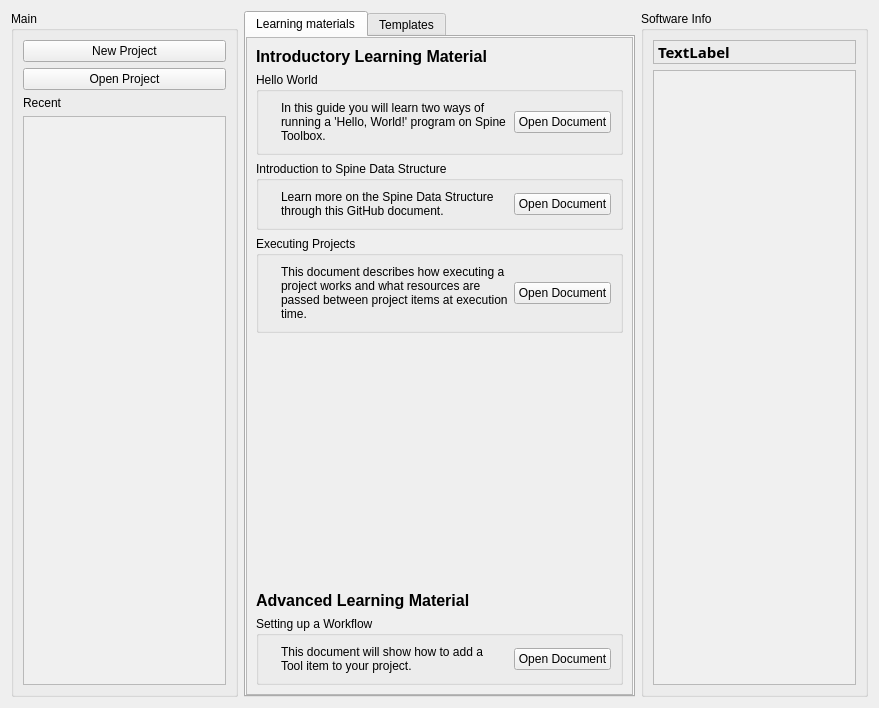
This is spinetoolbox/ui/startup_box.ui in spine-tools/Spine-Toolbox as Qt 5 draws it before an edit. The edited form follows.
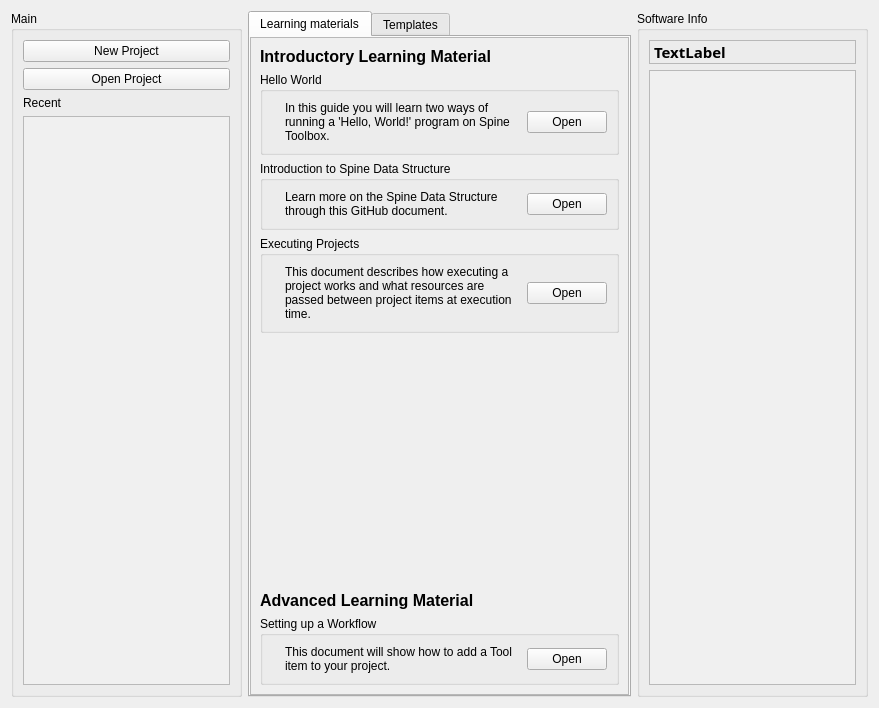
This is the edited form. Icons and pictures are not drawn.

Commit message: shortened buttons text

```diff
--- a/spinetoolbox/ui/startup_box.ui
+++ b/spinetoolbox/ui/startup_box.ui
@@ -95,8 +95,16 @@
           <bool>true</bool>
          </property>
          <widget class="QWidget" name="scrollAreaWidgetContents">
+          <property name="geometry">
+           <rect>
+            <x>0</x>
+            <y>0</y>
+            <width>359</width>
+            <height>659</height>
+           </rect>
+          </property>
           <property name="autoFillBackground">
-           <bool>false</bool>
+           <bool>true</bool>
           </property>
           <layout class="QVBoxLayout" name="verticalLayout_5">
            <property name="leftMargin">
@@ -171,7 +179,7 @@
                 <item>
                  <widget class="QPushButton" name="pushButton">
                   <property name="text">
-                   <string>Open Document</string>
+                   <string>Open</string>
                   </property>
                  </widget>
                 </item>
@@ -219,7 +227,7 @@
                 <item>
                  <widget class="QPushButton" name="pushButton_2">
                   <property name="text">
-                   <string>Open Document</string>
+                   <string>Open</string>
                   </property>
                  </widget>
                 </item>
@@ -267,7 +275,7 @@
                 <item>
                  <widget class="QPushButton" name="pushButton_5">
                   <property name="text">
-                   <string>Open Document</string>
+                   <string>Open</string>
                   </property>
                  </widget>
                 </item>
@@ -345,7 +353,7 @@
                 <item>
                  <widget class="QPushButton" name="pushButton_4">
                   <property name="text">
-                   <string>Open Document</string>
+                   <string>Open</string>
                   </property>
                  </widget>
                 </item>
```
Left out of the diff: 17 changed lines with no effect on the pictures. The commit also changes 1 other file.
